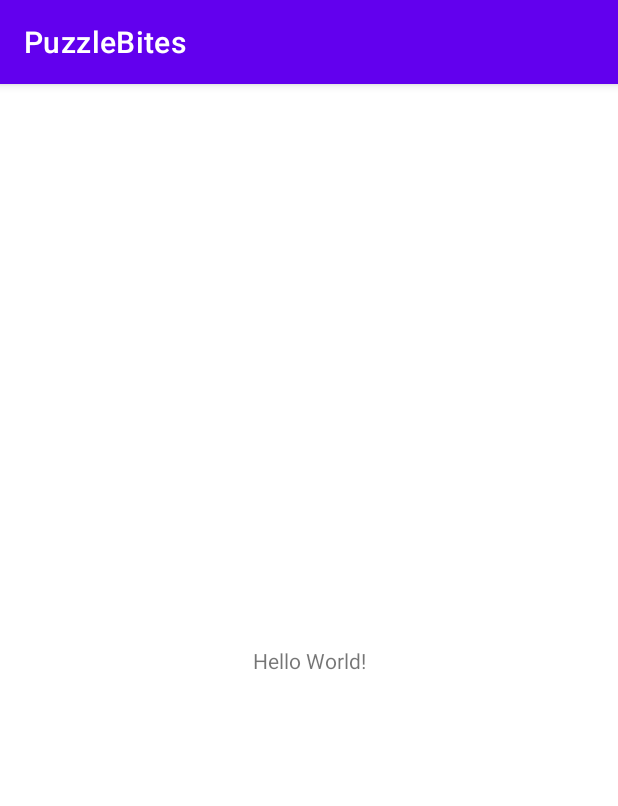
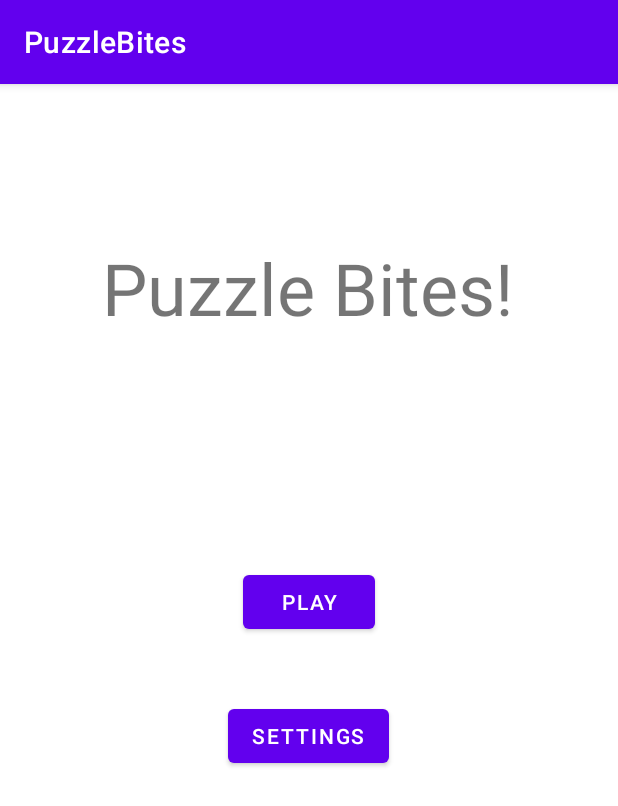
Before and after one commit to kcharris/PuzzleBitesGame, an Android app: the screen it shows after launch (MainActivity), on a phone screen of 412 x 824 dp. Shown: the top 806 px of the screen. Run offline under Robolectric (Android 15) with nearby library versions, the phone set to English and light mode, and no system bars.

Commit message:
Made the rough outline for what the home screen is going to look like (did not add any functionality yet)

```diff
--- a/app/src/main/res/layout/activity_main.xml
+++ b/app/src/main/res/layout/activity_main.xml
@@ -7,12 +7,38 @@
     tools:context=".MainActivity">
 
     <TextView
+        android:id="@+id/titleTV"
         android:layout_width="wrap_content"
         android:layout_height="wrap_content"
-        android:text="Hello World!"
-        app:layout_constraintBottom_toBottomOf="parent"
-        app:layout_constraintEnd_toEndOf="parent"
+        android:layout_marginStart="68dp"
+        android:layout_marginTop="103dp"
+        android:text="Puzzle Bites!"
+        android:textSize="48sp"
         app:layout_constraintStart_toStartOf="parent"
         app:layout_constraintTop_toTopOf="parent" />
 
+    <Button
+        android:id="@+id/playBTN"
+        android:layout_width="wrap_content"
+        android:layout_height="wrap_content"
+        android:layout_marginStart="161dp"
+        android:layout_marginTop="153dp"
+        android:layout_marginEnd="162dp"
+        android:text="PLAY"
+        app:layout_constraintEnd_toEndOf="parent"
+        app:layout_constraintStart_toStartOf="parent"
+        app:layout_constraintTop_toBottomOf="@+id/titleTV" />
+
+    <Button
+        android:id="@+id/settingsBTN"
+        android:layout_width="wrap_content"
+        android:layout_height="wrap_content"
+        android:layout_marginStart="151dp"
+        android:layout_marginTop="41dp"
+        android:layout_marginEnd="152dp"
+        android:text="SETTINGS"
+        app:layout_constraintEnd_toEndOf="parent"
+        app:layout_constraintStart_toStartOf="parent"
+        app:layout_constraintTop_toBottomOf="@+id/playBTN" />
+
 </androidx.constraintlayout.widget.ConstraintLayout>
```
